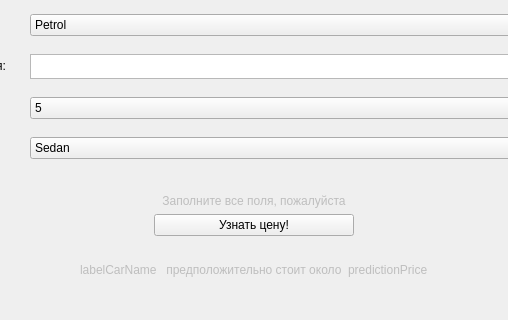
First picture: the form in _ui.ui, repository azamat-happy/car_stat, before the edit; both pictures show x 129 to 637 and y 298 to 618 of the 765 by 618 pixel window.
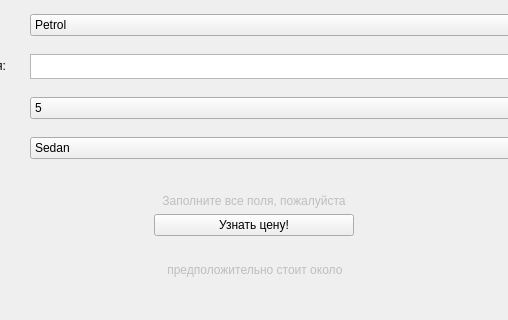
Second picture: the form after the edit.

Commit message:
Цена выводится в окне и в консоли.
Ошибка Warn осталась

```diff
--- a/_ui.ui
+++ b/_ui.ui
@@ -435,7 +435,7 @@
           <bool>false</bool>
          </property>
          <property name="text">
-          <string>labelCarName</string>
+          <string/>
          </property>
         </widget>
        </item>
@@ -455,7 +455,7 @@
           <bool>false</bool>
          </property>
          <property name="text">
-          <string>predictionPrice</string>
+          <string/>
          </property>
         </widget>
        </item>
```
The commit also changes 6 other files.
